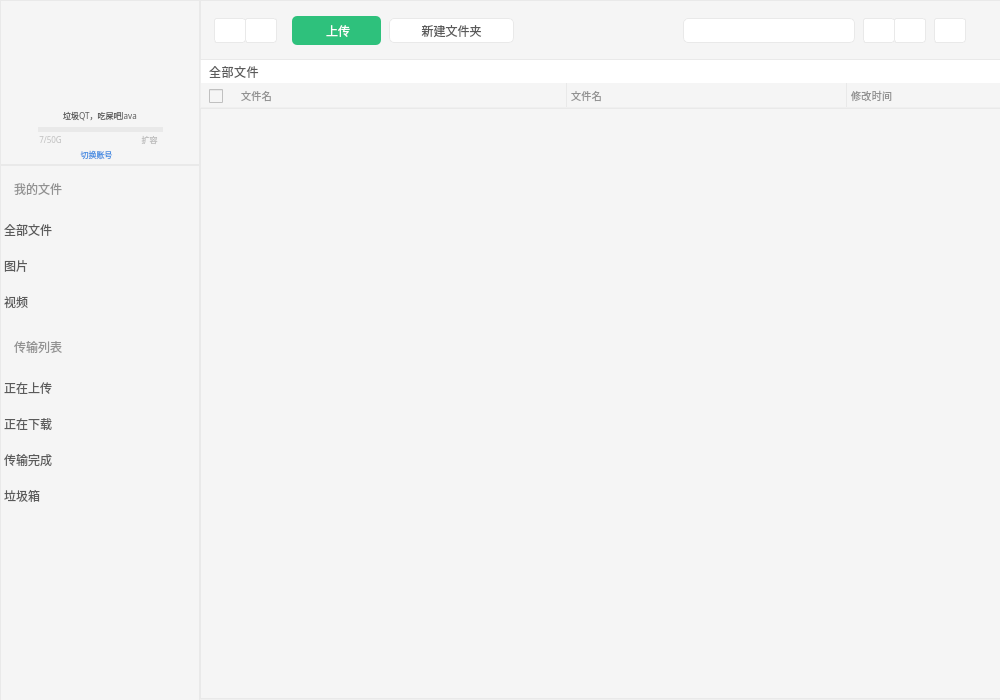
First picture: the form in src/controller/mainwindow.ui, repository iMageChans/HalalCloud, before the edit.
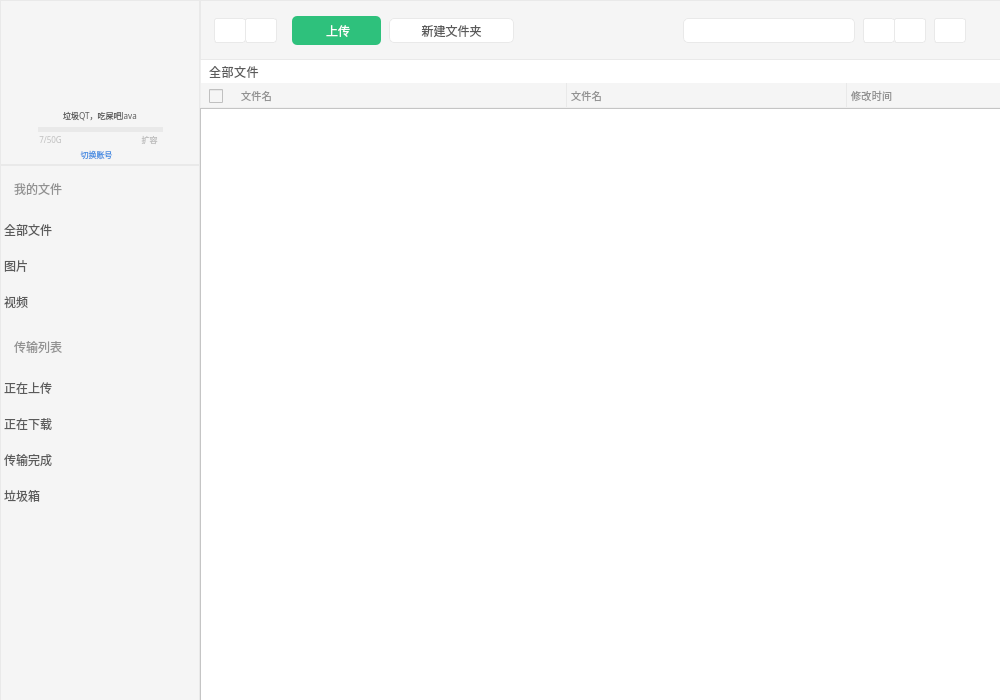
Second picture: the form after the edit. Icons and pictures are not drawn.

What changed in the file:
```diff
--- a/src/controller/mainwindow.ui
+++ b/src/controller/mainwindow.ui
@@ -826,7 +826,7 @@
       <x>200</x>
       <y>108</y>
       <width>802</width>
-      <height>591</height>
+      <height>593</height>
      </rect>
     </property>
     <property name="minimumSize">
@@ -845,8 +845,23 @@
      <enum>Qt::NoFocus</enum>
     </property>
     <property name="styleSheet">
-     <string notr="true">background: #F5F5F5;
-border: 1px solid #E9E9E9;</string>
+     <string notr="true">QListView{
+    background: #FFFFFF;
+    alternate-background-color:#F5F5F5;
+}
+QListWidget::Item:hover{
+	background:#F7F7F7;
+ }
+QListWidget::item:selected{
+	background:#2EC17C; 
+	color:red;
+}</string>
+    </property>
+    <property name="autoScroll">
+     <bool>true</bool>
+    </property>
+    <property name="alternatingRowColors">
+     <bool>true</bool>
     </property>
    </widget>
    <widget class="QWidget" name="Title_2" native="true">
```
